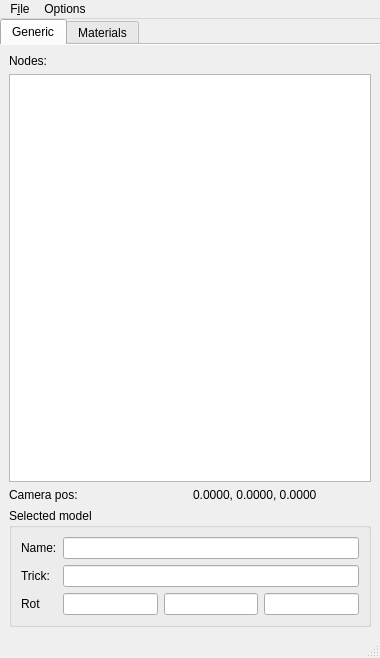
First picture: the form in Projects/CoX/Utilities/MapViewer/src/SideWindow.ui, repository Segs/Segs, before the edit.
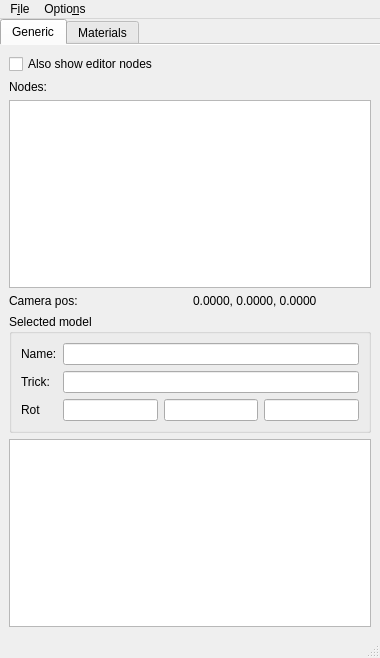
Second picture: the form after the edit. The open tabs and pages were chosen to show the change.

```diff
--- a/Projects/CoX/Utilities/MapViewer/src/SideWindow.ui
+++ b/Projects/CoX/Utilities/MapViewer/src/SideWindow.ui
@@ -43,6 +43,13 @@
         <string>Generic</string>
        </attribute>
        <layout class="QVBoxLayout" name="verticalLayout">
+        <item>
+         <widget class="QCheckBox" name="show_editor_nodes">
+          <property name="text">
+           <string>Also show editor nodes</string>
+          </property>
+         </widget>
+        </item>
         <item>
          <widget class="QLabel" name="label_4">
           <property name="text">
@@ -132,6 +139,13 @@
           </layout>
          </widget>
         </item>
+        <item>
+         <widget class="QPlainTextEdit" name="propertiesTxt">
+          <property name="readOnly">
+           <bool>true</bool>
+          </property>
+         </widget>
+        </item>
        </layout>
       </widget>
       <widget class="QWidget" name="tab_2">
@@ -172,7 +186,7 @@
    </widget>
    <widget class="QMenu" name="menuOptions">
     <property name="title">
-     <string>Options</string>
+     <string>Optio&amp;ns</string>
     </property>
     <addaction name="actionSet_data_paths"/>
    </widget>
```
Left out of the diff: 6 changed lines with no effect on the pictures.
